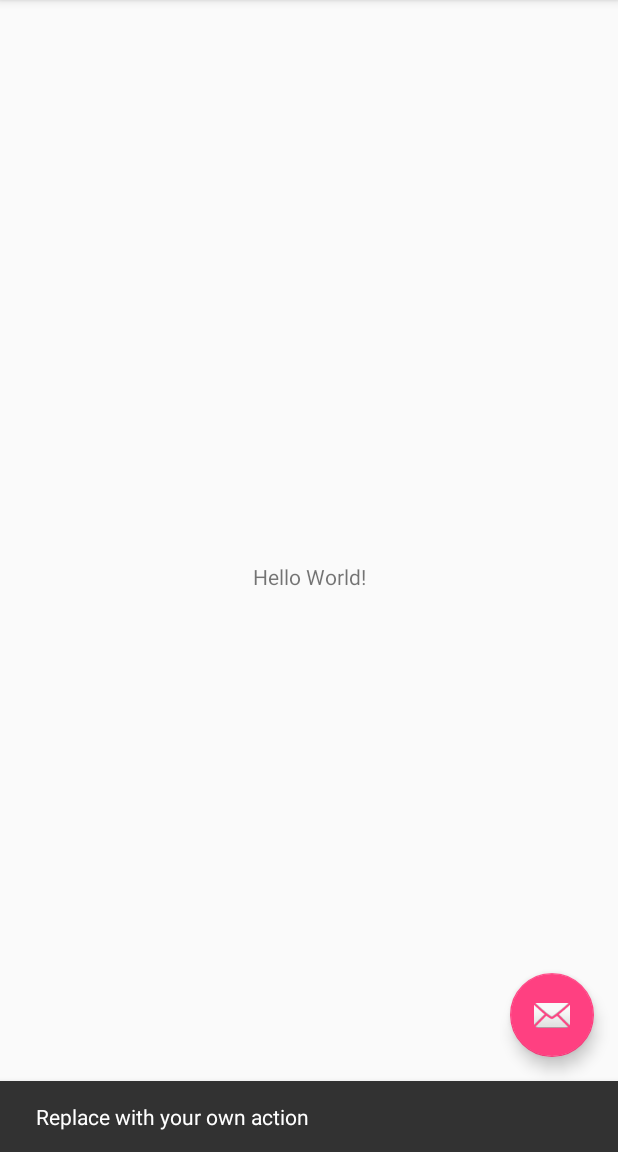
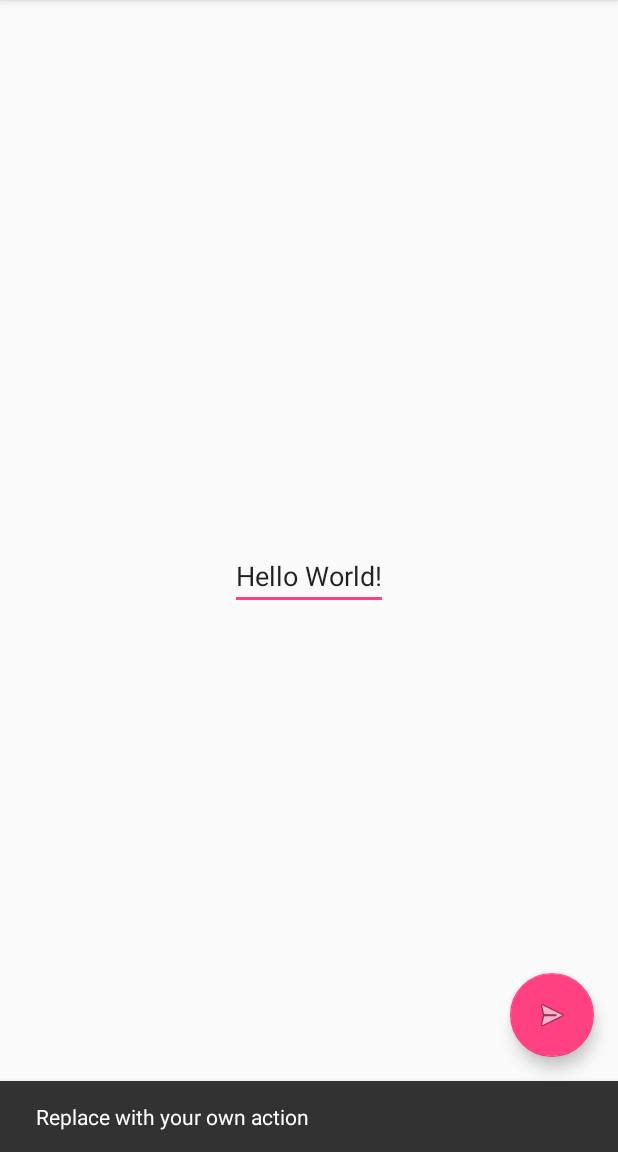
Before and after one commit to D3vel0pper/MoiTest, an Android app: the screen it shows after launch (MainActivity), after a tap on an icon or button, on a phone screen of 412 x 824 dp, the part 84-1236 px from its top. Run offline under Robolectric (Android 15) with nearby library versions, the phone set to English and light mode, and no system bars.

Commit message:
add: add functions to send json to server

```diff
--- a/app/build.gradle
+++ b/app/build.gradle
@@ -28,6 +28,9 @@ dependencies {
     androidTestImplementation 'com.android.support.test:runner:1.0.2'
     androidTestImplementation 'com.android.support.test.espresso:espresso-core:3.0.2'
     implementation "org.jetbrains.kotlin:kotlin-stdlib-jdk7:$kotlin_version"
+    //libraries
+    implementation 'com.squareup.okhttp3:okhttp:3.9.0'
+    implementation 'com.fasterxml.jackson.module:jackson-module-kotlin:2.9.0'
 }
 repositories {
     mavenCentral()
--- a/app/src/main/res/layout/activity_main.xml
+++ b/app/src/main/res/layout/activity_main.xml
@@ -28,6 +28,6 @@
         android:layout_height="wrap_content"
         android:layout_gravity="bottom|end"
         android:layout_margin="@dimen/fab_margin"
-        app:srcCompat="@android:drawable/ic_dialog_email" />
+        app:srcCompat="@android:drawable/ic_menu_send" />
 
 </android.support.design.widget.CoordinatorLayout>
--- a/app/src/main/res/layout/content_main.xml
+++ b/app/src/main/res/layout/content_main.xml
@@ -8,7 +8,7 @@
     tools:context=".MainActivity"
     tools:showIn="@layout/activity_main">
 
-    <TextView
+    <EditText
         android:layout_width="wrap_content"
         android:layout_height="wrap_content"
         android:text="Hello World!"
```
Also changed, not shown: app/src/main/java/com/androidproj/met4lic/moitest/MoiTestFunctions.kt (+38 -0 lines), 1 other file.
